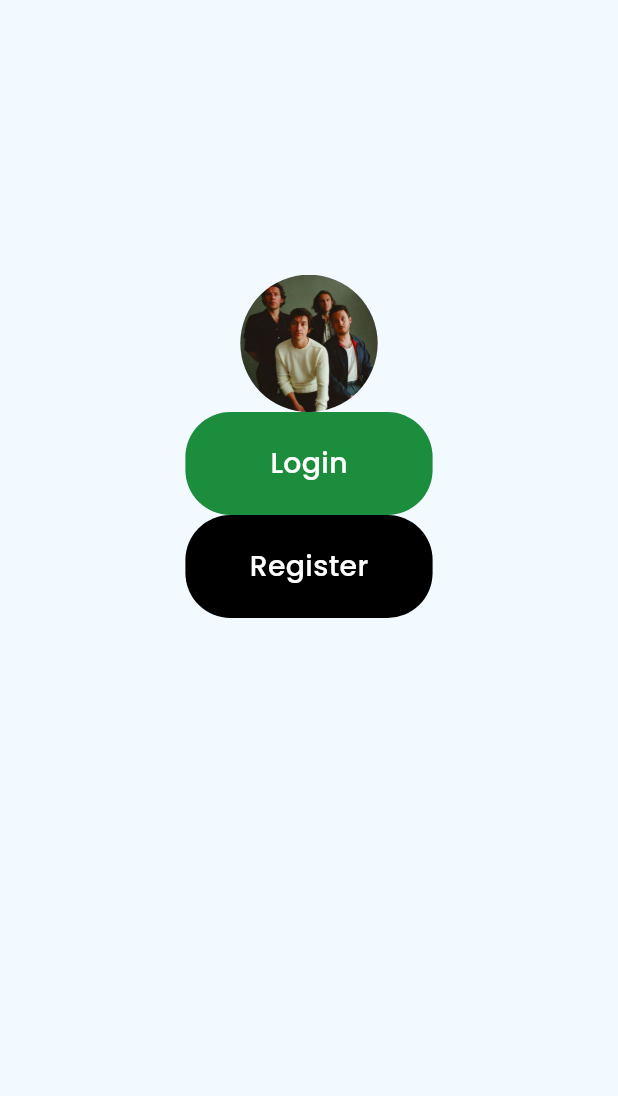
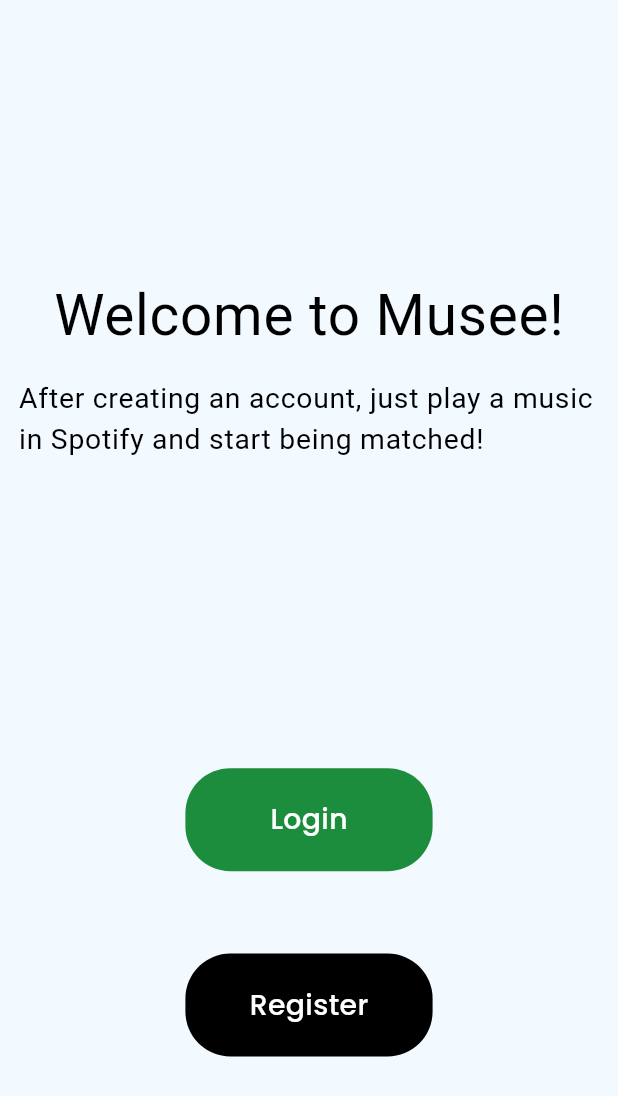
Before and after one commit to harveyyjones/spotify-project, a Flutter app: the screen it shows after launch, on a phone screen of 412 x 824 dp. Shown: the top 1096 px of the screen. Run offline on Flutter 3.47's test engine with Material 3 defaults, Android fonts, the phone set to English and light mode, and no system bars; our stand-ins replace cloud_firestore, firebase_auth, firebase_core, firebase_storage, flutter_screenutil, google_fonts and 3 more; missing offline and left inert: spotify_sdk; accounts and stored records are empty; Roboto replaces fonts that are missing (Alata).

Commit message:
Ready to production. Bless..

```diff
--- a/lib/screens/landing_screen.dart
+++ b/lib/screens/landing_screen.dart
@@ -1,5 +1,6 @@
 import 'package:flutter/material.dart';
 import 'package:flutter/services.dart';
+import 'package:flutter/widgets.dart';
 import 'package:flutter_screenutil/flutter_screenutil.dart';
 import 'package:google_fonts/google_fonts.dart';
 import 'package:spotify_project/screens/login_page.dart';
@@ -27,11 +28,40 @@ class _LandingPageState extends State<LandingPage> {
               width: MediaQuery.of(context).size.width,
               height: MediaQuery.of(context).size.height / 4.5,
             ),
-            LandingElement(
-              uri: "arcticmonkeys",
+            Text(
+              softWrap: true,
+              "Welcome to Musee!",
+              style: GoogleFonts.alata(
+                textStyle: TextStyle(
+                    fontSize: 66.sp,
+                    color: const Color.fromARGB(255, 0, 0, 0),
+                    letterSpacing: .5),
+              ),
+            ),
+            SizedBox(
+              height: screenHeight / 55,
+            ),
+            Padding(
+              padding: EdgeInsets.only(left: screenWidth / 33),
+              child: Text(
+                softWrap: true,
+                "After creating an account, just play a music in Spotify and start being matched!",
+                style: GoogleFonts.alata(
+                  textStyle: TextStyle(
+                      fontSize: 33.sp,
+                      color: const Color.fromARGB(255, 0, 0, 0),
+                      letterSpacing: .5),
+                ),
+              ),
+            ),
+            SizedBox(
+              height: screenHeight / 4,
             ),
             GeneralButton(
                 "Login", LoginPage(), Color.fromARGB(255, 28, 141, 60)),
+            SizedBox(
+              height: screenHeight / 15,
+            ),
             GeneralButton("Register", RegisterPage(), Colors.black),
           ],
         ),
--- a/lib/widgets/bottom_bar.dart
+++ b/lib/widgets/bottom_bar.dart
@@ -37,12 +37,12 @@ class _BottomBarState extends State<BottomBar> {
   @override
   Widget build(BuildContext context) {
     return Container(
-      color: const Color(0xfff2f9ff),
+      color: Color.fromARGB(255, 9, 129, 249),
       height: screenHeight / 14,
       child: FutureBuilder(
         future: _firestoreDatabaseService.getUserData(),
         builder: (context, snapshot) => BottomNavigationBar(
-            backgroundColor: const Color(0xfff2f9ff),
+            backgroundColor: Color.fromARGB(255, 4, 74, 145),
             selectedItemColor: Colors.blue,
             selectedFontSize: 0,
             currentIndex: widget.selectedIndex,
```
Also changed, not shown: lib/main.dart (+7 -30 lines), lib/screens/matches_screen.dart (+3 -19 lines).
